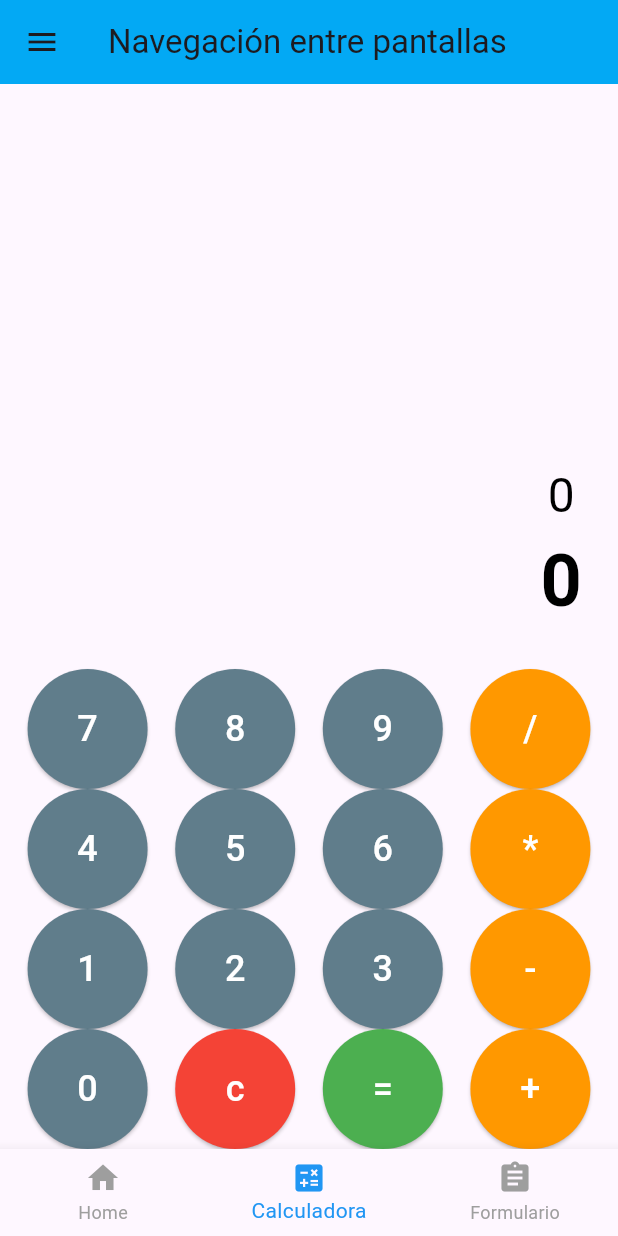
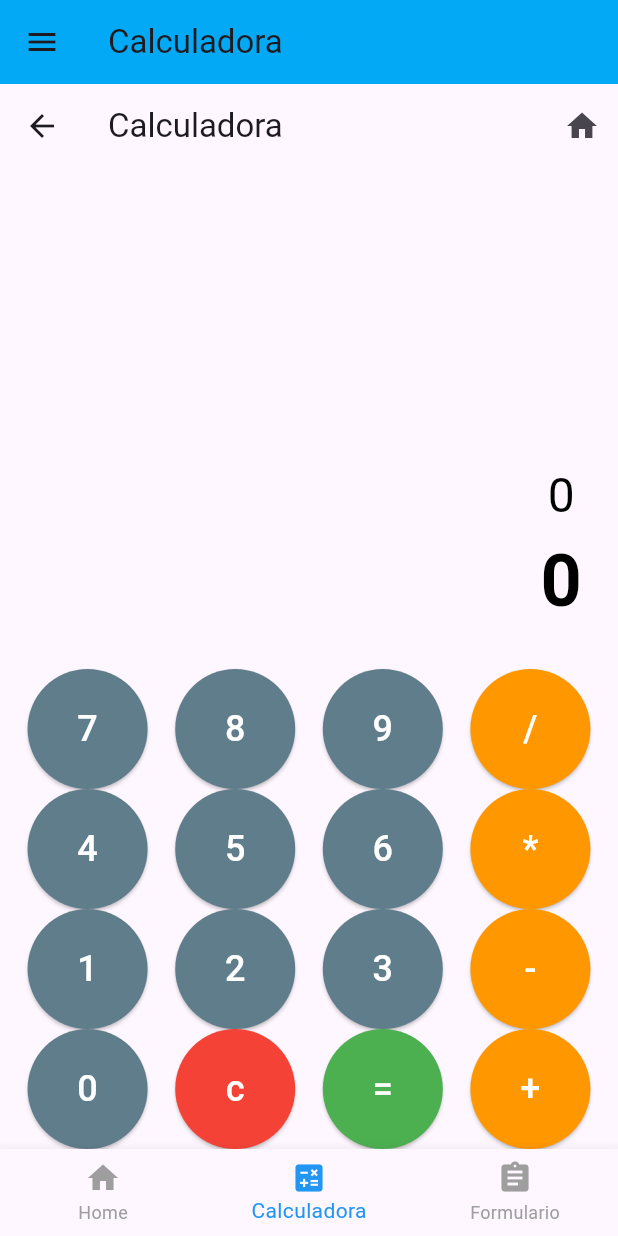
Before and after one commit to GaboEPR/Navigator, a Flutter app: the screen it shows after launch, in the side drawer, after a tap on "Calculadora", on a phone screen of 412 x 824 dp. Run offline on Flutter 3.47's test engine with Material 3 defaults, Android fonts, the phone set to English and light mode, and no system bars; our stand-ins replace cached_network_image; network calls fail.

Commit message:
jechua es marico

```diff
--- a/lib/calculadora.dart
+++ b/lib/calculadora.dart
@@ -1,7 +1,9 @@
 import 'package:flutter/material.dart';
 
 class Calculadora extends StatefulWidget {
-  const Calculadora({super.key});
+  final Function() onReturnToHome;
+
+  const Calculadora({super.key, required this.onReturnToHome});
 
   @override
   State<Calculadora> createState() => _CalculadoraState();
@@ -10,6 +12,31 @@ class Calculadora extends StatefulWidget {
 class _CalculadoraState extends State<Calculadora> {
   String _resultado = '0';
   String _expresion = '0';
+
+  void _mostrarConfirmacion(BuildContext context) {
+    showDialog(
+      context: context,
+      builder: (BuildContext context) {
+        return AlertDialog(
+          title: const Text('Confirmación'),
+          content: const Text('¿Deseas volver al inicio?'),
+          actions: [
+            TextButton(
+              child: const Text('Cancelar'),
+              onPressed: () => Navigator.of(context).pop(),
+            ),
+            TextButton(
+              child: const Text('Aceptar'),
+              onPressed: () {
+                Navigator.of(context).pop(); // Cierra el diálogo
+                widget.onReturnToHome(); // Llama a la función para regresar al home
+              },
+            ),
+          ],
+        );
+      },
+    );
+  }
 
   void _presionar(String valor) {
     setState(() {
@@ -52,18 +79,9 @@ class _CalculadoraState extends State<Calculadora> {
     return resultado.toString();
   }
 
-  Widget _boton(String texto) {
-    Color fondo = Colors.blueGrey;
-    Color textoColor = Colors.white;
-
-    // Cambiar estilo según el tipo de botón
-    if (texto == 'c') {
-      fondo = Colors.red;
-    } else if (texto == '=') {
-      fondo = Colors.green;
-    } else if ('/*-+'.contains(texto)) {
-      fondo = Colors.orange;
-    }
+  Widget _boton(String texto, {Color? fondo, Color? textoColor}) {
+    fondo = fondo ?? Colors.blueGrey;
+    textoColor = textoColor ?? Colors.white;
 
     return ElevatedButton(
       onPressed: () => _presionar(texto),
@@ -83,17 +101,26 @@ class _CalculadoraState extends State<Calculadora> {
 
   @override
   Widget build(BuildContext context) {
-    return Scaffold(
-      body: Stack(
-        children: [
-          // Fondo de imagen (comentado hasta que agregues el asset)
-          // Positioned.fill(
-          //   child: Image.asset(
-          //     'assets/fondo.jpg',
-          //     fit: BoxFit.cover,
-          //   ),
-          // ),
-          Column(
+    return WillPopScope(
+      onWillPop: () async {
+        _mostrarConfirmacion(context);
+        return false; // Evita que el botón físico de back cierre directamente
+      },
+      child: Scaffold(
+        appBar: AppBar(
+          title: const Text('Calculadora'),
+          leading: IconButton(
+            icon: const Icon(Icons.arrow_back),
+            onPressed: () => _mostrarConfirmacion(context),
+          ),
+          actions: [
+            IconButton(
+              icon: const Icon(Icons.home),
+              onPressed: () => _mostrarConfirmacion(context),
+            ),
+          ],
+        ),
+        body: Column(
           children: [
             Expanded(
               child: Container(
@@ -111,7 +138,8 @@ class _CalculadoraState extends State<Calculadora> {
                       style: const TextStyle(
                         fontSize: 48,
                         color: Colors.black,
-                            fontWeight: FontWeight.bold),
+                        fontWeight: FontWeight.bold,
+                      ),
                     ),
                   ],
                 ),
@@ -121,26 +149,45 @@ class _CalculadoraState extends State<Calculadora> {
               children: [
                 Row(
                   mainAxisAlignment: MainAxisAlignment.spaceEvenly,
-                    children: [_boton('7'), _boton('8'), _boton('9'), _boton('/')],
+                  children: [
+                    _boton('7'),
+                    _boton('8'),
+                    _boton('9'),
+                    _boton('/', fondo: Colors.orange),
+                  ],
                 ),
                 Row(
                   mainAxisAlignment: MainAxisAlignment.spaceEvenly,
-                    children: [_boton('4'), _boton('5'), _boton('6'), _boton('*')],
+                  children: [
+                    _boton('4'),
+                    _boton('5'),
+                    _boton('6'),
+                    _boton('*', fondo: Colors.orange),
+                  ],
                 ),
                 Row(
                   mainAxisAlignment: MainAxisAlignment.spaceEvenly,
-                    children: [_boton('1'), _boton('2'), _boton('3'), _boton('-')],
+                  children: [
+                    _boton('1'),
+                    _boton('2'),
+                    _boton('3'),
+                    _boton('-', fondo: Colors.orange),
+                  ],
                 ),
                 Row(
                   mainAxisAlignment: MainAxisAlignment.spaceEvenly,
-                    children: [_boton('0'), _boton('c'), _boton('='), _boton('+')],
-                  ),
+                  children: [
+                    _boton('0'),
+                    _boton('c', fondo: Colors.red),
+                    _boton('=', fondo: Colors.green),
+                    _boton('+', fondo: Colors.orange),
                   ],
                 ),
               ],
             ),
           ],
         ),
+      ),
     );
   }
 }
--- a/lib/home.dart
+++ b/lib/home.dart
@@ -35,11 +35,7 @@ class _HomeScreenState extends State<HomeScreen> {
   int _currentIndex = 0;
   final GlobalKey<ScaffoldState> _scaffoldKey = GlobalKey<ScaffoldState>();
 
-  final List<Widget> _screens = [
-    const HomeContent(),
-    const Calculadora(),
-    const Formulario(),
-  ];
+  late final List<Widget> _screens;
 
   final List<String> _screenTitles = [
     'Inicio',
@@ -48,12 +44,34 @@ class _HomeScreenState extends State<HomeScreen> {
   ];
 
   @override
+  void initState() {
+    super.initState();
+    _screens = [
+      const HomeContent(),
+      Calculadora(
+        onReturnToHome: () {
+          setState(() {
+            _currentIndex = 0;
+          });
+        },
+      ),
+      Formulario(  // Cambiado de const a normal para pasar el parámetro
+        onReturnToHome: () {
+          setState(() {
+            _currentIndex = 0;
+          });
+        },
+      ),
+    ];
+  }
+
+  @override
   Widget build(BuildContext context) {
     return Scaffold(
       key: _scaffoldKey,
       appBar: AppBar(
-        title: const Text('Navegación entre pantallas'),
-        backgroundColor: Colors.lightBlue, // Azul claro
+        title: Text(_screenTitles[_currentIndex]),
+        backgroundColor: Colors.lightBlue,
         leading: IconButton(
           icon: const Icon(Icons.menu),
           onPressed: () => _scaffoldKey.currentState?.openDrawer(),
@@ -187,7 +205,6 @@ class HomeContent extends StatelessWidget {
                   ),
                 ),
                 SizedBox(height: 20),
-
               ],
             ),
           ),
```
Also changed, not shown: lib/formulario.dart (+49 -3 lines). Lines whose indentation alone changed are shown as unchanged.
